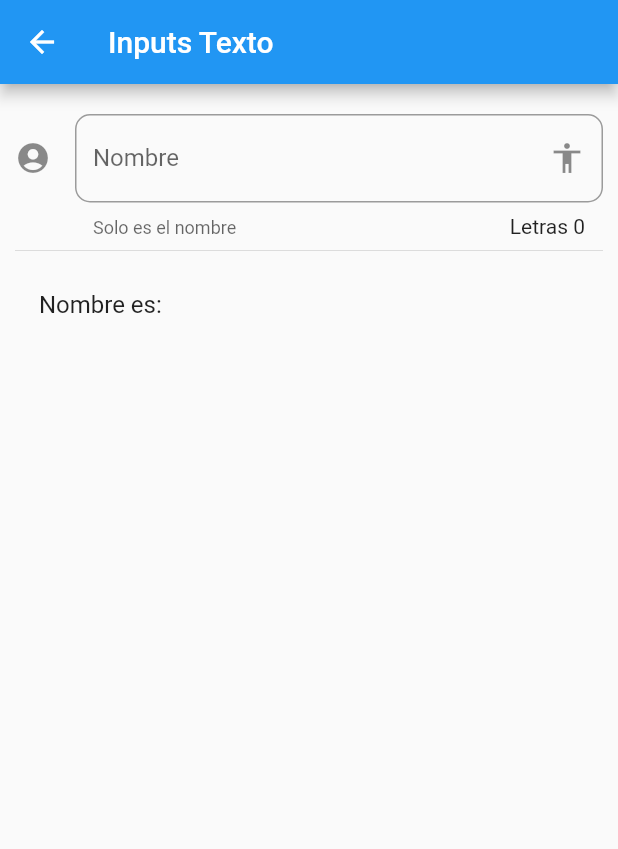
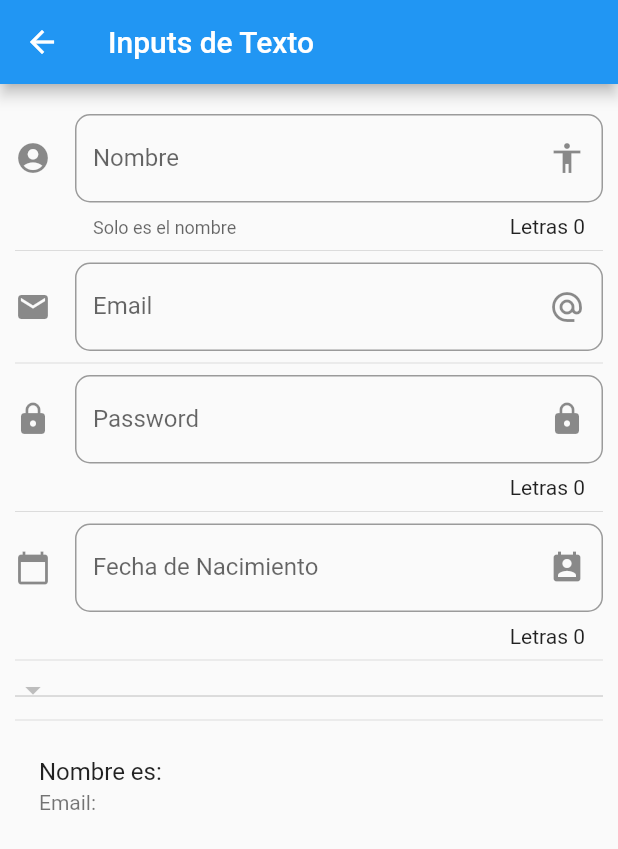
Before and after one commit to 4l3x31s/flutter-components, a Flutter app: the screen it shows after launch, after a tap on "Inputs", on a phone screen of 412 x 824 dp. Shown: the top 849 px of the screen. Run offline on Flutter 3.47's test engine with Material 2 defaults, Android fonts, the phone set to English and light mode, and no system bars; network calls fail.

Commit message:
Adecuaciones tutorial

```diff
--- a/lib/main.dart
+++ b/lib/main.dart
@@ -1,4 +1,5 @@
 import 'package:flutter/material.dart';
+import 'package:flutter_localizations/flutter_localizations.dart';
 
 import 'package:componentes/src/pages/alert_page.dart';
 import 'package:componentes/src/routes/routes.dart';
@@ -12,6 +13,14 @@ class MyApp extends StatelessWidget {
   Widget build(BuildContext context) {
     return MaterialApp(
       debugShowCheckedModeBanner: false,
+      localizationsDelegates: [
+        GlobalMaterialLocalizations.delegate,
+        GlobalWidgetsLocalizations.delegate
+      ],
+      supportedLocales:  [
+        const Locale('en', 'US'),
+        const Locale('es', 'ES'),
+      ],
       title: 'Material App',
       //home: HomePage(),      //HomePageTemp()
       initialRoute: '/',
--- a/lib/src/pages/input_page.dart
+++ b/lib/src/pages/input_page.dart
@@ -1,4 +1,5 @@
 import 'package:flutter/material.dart';
+import 'package:flutter/material.dart' as prefix0;
 
 class InputPage extends StatefulWidget {
   InputPage({Key key}) : super(key: key);
@@ -8,16 +9,28 @@ class InputPage extends StatefulWidget {
 
 class _InputPageState extends State<InputPage> {
   String _nombre = '';
+  String _email = '';
+  String _fecha = '';
+  List<String> _poderes = ['Volar', 'Rayos X', 'Super Aliento', 'Super Fuerza'];
+  TextEditingController _inputFieldDateController = new TextEditingController();
   @override
   Widget build(BuildContext context) {
     return Scaffold(
       appBar: AppBar(
-        title: Text('Inputs Texto'),
+        title: Text('Inputs de Texto'),
       ),
       body: ListView(
         padding: EdgeInsets.symmetric(horizontal: 10.0, vertical: 20.0),
         children: <Widget>[
           _crearInput(),
+          Divider(),
+          _crearEmail(),
+          Divider(),
+          _crearPassword(),
+          Divider(),
+          _crearFecha(context),
+          Divider(),
+          _crearDropdown(),
           Divider(),
           _crearPersona(),
         ],
@@ -49,10 +62,102 @@ class _InputPageState extends State<InputPage> {
     );
   }
 
+    Widget _crearEmail() {
+    return TextField(
+          //autofocus: true,
+          keyboardType:  TextInputType.emailAddress,
+          decoration: InputDecoration(
+            border: OutlineInputBorder(
+              borderRadius: BorderRadius.circular(10.0)
+            ),
+            hintText: 'Email',
+            labelText: 'Email',
+            suffixIcon: Icon(Icons.alternate_email),
+            icon: Icon(Icons.email),
+          ),
+          onChanged: (valor) {
+            setState(() {
+              _email = valor;
+            });
+          },
+        );
+  }
+  Widget _crearPassword() {
+    return TextField(
+      //autofocus: true,
 
+      obscureText: true,
+      decoration: InputDecoration(
+        border: OutlineInputBorder(
+          borderRadius: BorderRadius.circular(10.0)
+        ),
+        counter: Text('Letras ${_nombre.length}'),
+        hintText: 'Password',
+        labelText: 'Password',
+        suffixIcon: Icon(Icons.lock),
+        icon: Icon(Icons.lock),
+      ),
+      onChanged: (valor) {
+        setState(() {
+          //_nombre = valor;
+        });
+      },
+    );
+  }
+  Widget _crearFecha(BuildContext context) {
+    return TextField(
+      enableInteractiveSelection: false,
+      controller: _inputFieldDateController,
+      decoration: InputDecoration(
+        border: OutlineInputBorder(
+          borderRadius: BorderRadius.circular(10.0)
+        ),
+        counter: Text('Letras ${_nombre.length}'),
+        hintText: 'Fecha de Nacimiento',
+        labelText: 'Fecha de Nacimiento',
+        suffixIcon: Icon(Icons.perm_contact_calendar),
+        icon: Icon(Icons.calendar_today),
+      ),
+      onTap: () {
+        FocusScope.of(context).requestFocus(new FocusNode()); // quita el focus del elemento
+        _selectDate(context);
+      },
+    );
+  }
+
+  _selectDate(BuildContext context) async {
+    DateTime picked = await showDatePicker(
+      context: context,
+      initialDate: new DateTime.now(),
+      firstDate: new DateTime(2018),
+      lastDate: new DateTime(2025),
+      locale: Locale('es', 'ES')
+    );
+    if(picked != null) {
+      setState(() {
+       _fecha = picked.toString();
+       _inputFieldDateController.text = _fecha;
+      });
+    }
+  }
+  /*List<DropdownMenuItem<String>> getOpcionesDropdown() {
+    List<DropdownMenuItem<String>> lista = new List();
+    _poderes.forEach((poder) {
+    });
+  }*/
+
+  Widget _crearDropdown() {
+    return DropdownButton(
+      items: [],
+      onChanged: (opt) {
+        print(opt);
+      },
+    );
+  }
   Widget _crearPersona(){
     return ListTile(
       title: Text('Nombre es: $_nombre'),
+      subtitle: Text('Email: $_email'),
     );
   }
 }
--- a/pubspec.yaml
+++ b/pubspec.yaml
@@ -18,6 +18,8 @@ environment:
 
 dependencies:
   flutter:
+    sdk: flutter
+  flutter_localizations:
     sdk: flutter
 
   # The following adds the Cupertino Icons font to your application.
```
Also changed, not shown: pubspec.lock, 5 other files.
